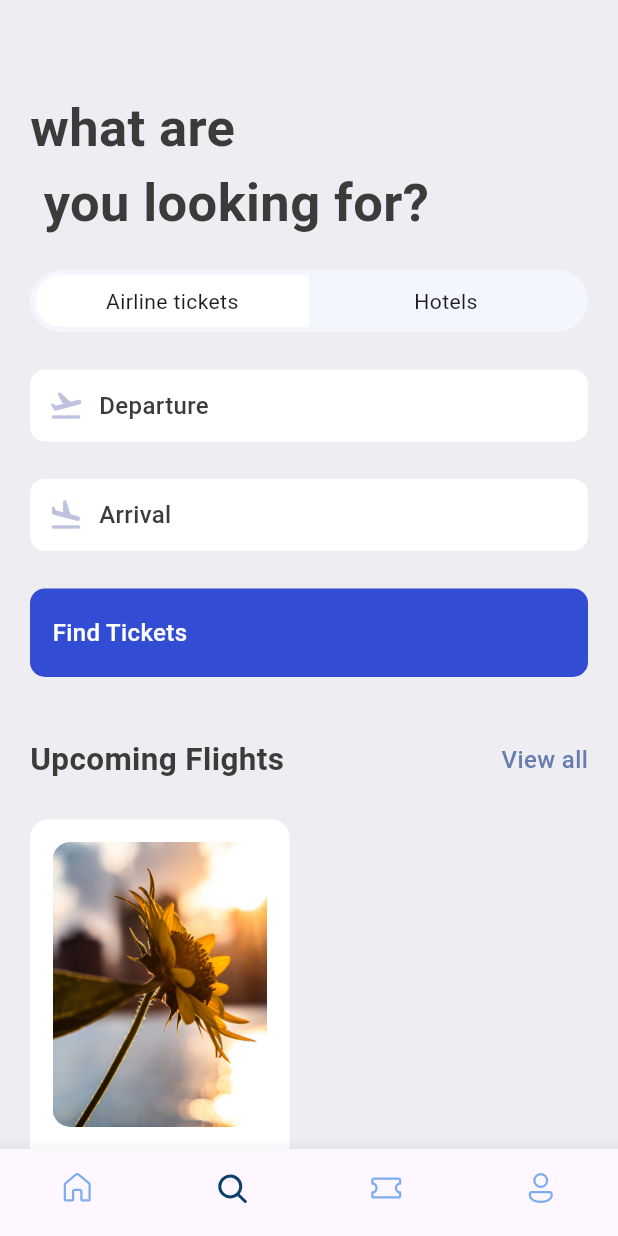
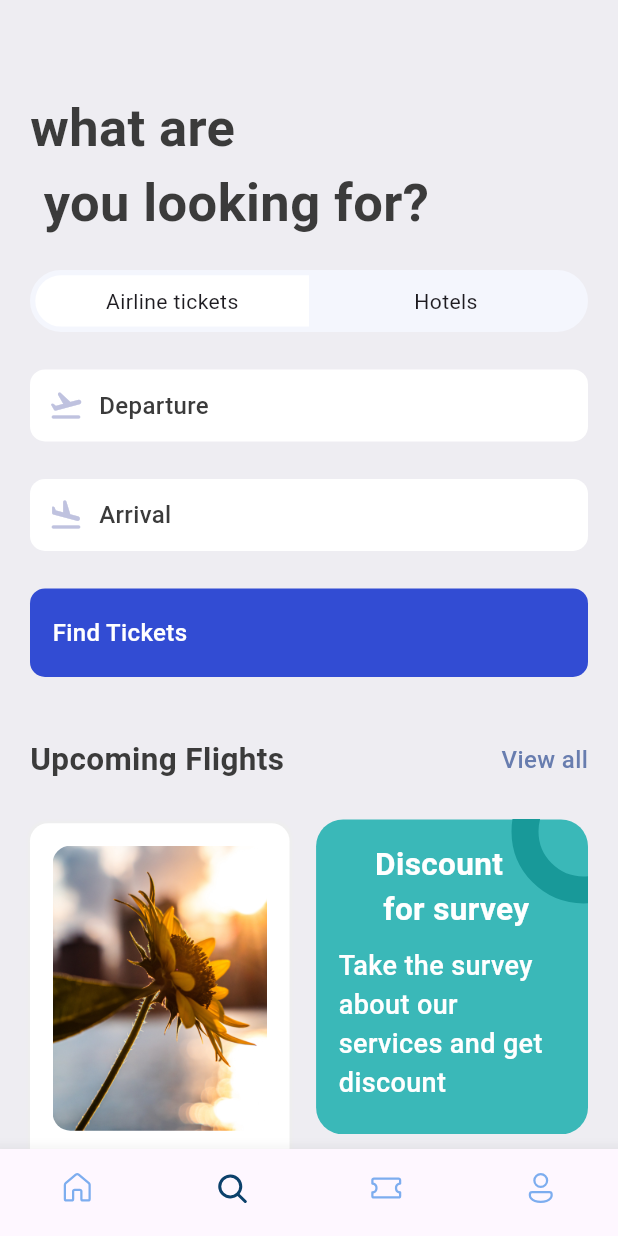
Before and after one commit to ArshaSreenivasan/TicketApp, a Flutter app: the screen it shows after launch, item 2 of the bottom bar chosen, on a phone screen of 412 x 824 dp. Run offline on Flutter 3.47's test engine with Material 3 defaults, Android fonts, the phone set to English and light mode, and no system bars; our stand-ins replace fluentui_icons, gap, get.

Commit message:
tickets page

```diff
--- a/lib/main.dart
+++ b/lib/main.dart
@@ -1,4 +1,5 @@
 import 'package:flutter/material.dart';
+import 'package:get/get.dart';
 import 'package:testing/screens/bottom_bar.dart';
 import 'package:testing/utils/app_styles.dart';
 
@@ -12,7 +13,7 @@ class MyApp extends StatelessWidget {
   // This widget is the root of your application.
   @override
   Widget build(BuildContext context) {
-    return MaterialApp(
+    return GetMaterialApp(
       debugShowCheckedModeBanner: false,
       title: 'Flutter Demo',
       theme: ThemeData(
--- a/lib/screens/bottom_bar.dart
+++ b/lib/screens/bottom_bar.dart
@@ -2,6 +2,7 @@ import 'package:fluentui_icons/fluentui_icons.dart';
 import 'package:flutter/material.dart';
 import 'package:testing/screens/home_screen.dart';
 import 'package:testing/screens/search_screen.dart';
+import 'package:testing/screens/ticket_screen.dart';
 
 class BottomBar extends StatefulWidget {
   const BottomBar({super.key});
@@ -16,7 +17,8 @@ class _BottomBarState extends State<BottomBar> {
     const HomeScreen(),
     const SearchScreen(),
     // const Text('Search'),
-    const Text('Ticket'),
+    // const Text('Ticket'),
+    const TicketScreen(),
     const Text('Profile')
   ];
 
--- a/lib/screens/search_screen.dart
+++ b/lib/screens/search_screen.dart
@@ -1,12 +1,10 @@
-import 'package:flutter/cupertino.dart';
 import 'package:flutter/material.dart';
-import 'package:flutter/rendering.dart';
-import 'package:flutter/widgets.dart';
 import 'package:gap/gap.dart';
 import 'package:testing/utils/app_layout.dart';
 import 'package:testing/utils/app_styles.dart';
 import 'package:testing/widgets/double_text_widget.dart';
 import 'package:testing/widgets/icon_text_widget.dart';
+import 'package:testing/widgets/ticket_tabs.dart';
 
 class SearchScreen extends StatelessWidget {
   const SearchScreen({super.key});
@@ -25,46 +23,7 @@ class SearchScreen extends StatelessWidget {
             style: Styles.headLineStyle.copyWith(fontSize: 35),
           ),
           const Gap(20),
-          FittedBox(
-            child: Container(
-              padding: const EdgeInsets.all(3.5),
-              decoration: BoxDecoration(
-                borderRadius: BorderRadius.circular(50),
-                color: const Color(0xfff4f6fd),
-              ),
-              child: Row(
-                children: [
-                  /*Airline Tickets*/
-                  Container(
-                    width: size.width * .44,
-                    padding: const EdgeInsets.symmetric(vertical: 7),
-                    decoration: const BoxDecoration(
-                      borderRadius:
-                          BorderRadius.horizontal(left: Radius.circular(50)),
-                      color: Colors.white,
-                    ),
-                    child: const Center(
-                      child: Text("Airline tickets"),
-                    ),
-                  ),
-
-                  /*Hotels*/
-                  Container(
-                    width: size.width * .44,
-                    padding: const EdgeInsets.symmetric(vertical: 7),
-                    decoration: const BoxDecoration(
-                      borderRadius:
-                          BorderRadius.horizontal(right: Radius.circular(50)),
-                      color: Colors.transparent,
-                    ),
-                    child: const Center(
-                      child: Text("Hotels"),
-                    ),
-                  ),
-                ],
-              ),
-            ),
-          ),
+          const AppTicketsTabs(firstTab: "Airline tickets",secondTab: "Hotels",),
           const Gap(25),
           const AppIconText(
               icon: Icons.flight_takeoff_rounded, text: 'Departure'),
@@ -93,15 +52,22 @@ class SearchScreen extends StatelessWidget {
               bigText: "Upcoming Flights", smallText: "View all"),
           const Gap(25),
           Row(
+            mainAxisAlignment: MainAxisAlignment.spaceBetween,
             children: [
               Container(
                 width: size.width * .42,
-                height: 400,
-                padding: const EdgeInsets.symmetric(horizontal:15, vertical: 15 ),
-                decoration:  BoxDecoration(
-                  color: Colors.white,
-                  borderRadius: BorderRadius.circular(12),
-                ),
+                height: 430,
+                padding:
+                    const EdgeInsets.symmetric(horizontal: 15, vertical: 15),
+                decoration: BoxDecoration(
+                    color: Colors.white,
+                    borderRadius: BorderRadius.circular(12),
+                    boxShadow: [
+                      BoxShadow(
+                          color: Colors.grey.shade200,
+                          blurRadius: 1,
+                          spreadRadius: 1)
+                    ]),
                 child: Column(
                   children: [
                     Container(
@@ -114,11 +80,100 @@ class SearchScreen extends StatelessWidget {
                         ),
                       ),
                     ),
+                    const Gap(15),
+                    const Text(
+                      "20% discount on the early booking of this flight, Don't miss out the chance",
+                      style: Styles.headLineStyle2,
+                    ),
                   ],
                 ),
+              ),
+              Column(
+                children: [
+                  Stack(
+                    //used to get that circle in the upside of the green table
+                    children: [
+                      Container(
+                        width: size.width * .44,
+                        height: 210,
+                        decoration: BoxDecoration(
+                          color: const Color(0xff3ab8b8),
+                          borderRadius: BorderRadius.circular(18),
+                        ),
+                        padding: const EdgeInsets.symmetric(
+                            vertical: 15, horizontal: 15),
+                        child: Column(
+                          children: [
+                            Text(
+                              "Discount\n for survey",
+                              style: Styles.headLineStyle2.copyWith(
+                                  fontWeight: FontWeight.bold,
+                                  color: Colors.white),
+                            ),
+                            const Gap(10),
+                            Text(
+                              "Take the survey about our services and get discount",
+                              style: Styles.headLineStyle2.copyWith(
+                                  fontWeight: FontWeight.w500,
+                                  color: Colors.white,
+                                  fontSize: 18),
+                            ),
+                          ],
+                        ),
+                      ),
+                      Positioned(
+                        right: -45,
+                        top: -40,
+                        child: Container(
+                          padding: const EdgeInsets.all(30),
+                          decoration: BoxDecoration(
+                            shape: BoxShape.circle,
+                            border:
+                                Border.all(width: 18, color: Color(0xff189999)),
+                            color: Colors.transparent,
+                          ),
+                        ),
+                      ),
+                    ],
+                  ),
+                  const Gap(15),
+                  Container(
+                    width: size.width * .44,
+                    height: 210,
+                    padding: const EdgeInsets.symmetric(
+                        vertical: 15, horizontal: 15),
+                    decoration: BoxDecoration(
+                      borderRadius: BorderRadius.circular(18),
+                      color: const Color(0xffec6545),
+                    ),
+                    child: Column(
+                      children: [
+                        Text(
+                          "Take Love",
+                          style: Styles.headLineStyle2.copyWith(
+                              color: Colors.white, fontWeight: FontWeight.bold),
+                          textAlign: TextAlign.center,
+                        ),
+                        const Gap(5),
+                        RichText(
+                            text: const TextSpan(children: [
+                          TextSpan(
+                              text: '😊',
+                              style: TextStyle(fontSize: 35)),
+                          TextSpan(
+                              text: '😎',
+                              style: TextStyle(fontSize: 48)),
+                          TextSpan(
+                              text: '🤪',
+                              style: TextStyle(fontSize: 35)),
+                        ])),
+                      ],
+                    ),
+                  ),
+                ],
               )
             ],
-          )
+          ),
         ],
       ),
     );
--- a/lib/utils/app_styles.dart
+++ b/lib/utils/app_styles.dart
@@ -10,6 +10,6 @@ class Styles{
   static const TextStyle textStyle = TextStyle(fontSize: 16,color: textColor, fontWeight: FontWeight.w500);
   static const TextStyle headLineStyle = TextStyle(fontSize: 26,color: textColor, fontWeight: FontWeight.bold);
   static const TextStyle headLineStyle2 = TextStyle(fontSize: 21,color: textColor, fontWeight: FontWeight.bold);
-  static const TextStyle headLineStyle3 = TextStyle(fontSize: 17,color: textColor, fontWeight: FontWeight.w500);
+  static const TextStyle headLineStyle3 = TextStyle(fontSize: 17, fontWeight: FontWeight.w500);
   static const TextStyle headLineStyle4 = TextStyle(fontSize: 14,color: Colors.grey, fontWeight: FontWeight.w500);
 }
--- a/lib/widgets/thick_container.dart
+++ b/lib/widgets/thick_container.dart
@@ -1,7 +1,8 @@
 import 'package:flutter/material.dart';
 
 class ThickContainer extends StatelessWidget {
-  const ThickContainer({super.key});
+  final bool? isColor;
+  const ThickContainer({super.key, this.isColor});
 
   @override
   Widget build(BuildContext context) {
@@ -9,7 +10,7 @@ class ThickContainer extends StatelessWidget {
       padding: const EdgeInsets.all(3.0),
       decoration: BoxDecoration(
         borderRadius: BorderRadius.circular(20),
-        border: Border.all(width: 2.5, color: Colors.white),
+        border: Border.all(width: 2.5, color: isColor==null? Colors.white:const Color(0xff8accf7)),
       ),
     );
   }
--- /dev/null
+++ b/lib/widgets/ticket_tabs.dart
@@ -0,0 +1,54 @@
+import 'package:flutter/material.dart';
+import 'package:testing/utils/app_layout.dart';
+
+class AppTicketsTabs extends StatelessWidget {
+  final String firstTab;
+  final String secondTab;
+  const AppTicketsTabs({super.key, required this.firstTab, required this.secondTab});
+
+  @override
+  Widget build(BuildContext context) {
+    final size = AppLayout.getSize(context);
+
+    return FittedBox(
+      child: Container(
+        padding: const EdgeInsets.all(3.5),
+        decoration: BoxDecoration(
+          borderRadius: BorderRadius.circular(50),
+          color: const Color(0xfff4f6fd),
+        ),
+        child: Row(
+          children: [
+            /*Airline Tickets*/
+            Container(
+              width: size.width * .44,
+              padding: const EdgeInsets.symmetric(vertical: 7),
+              decoration: const BoxDecoration(
+                borderRadius:
+                    BorderRadius.horizontal(left: Radius.circular(50)),
+                color: Colors.white,
+              ),
+              child:  Center(
+                child: Text(firstTab),
+              ),
+            ),
+
+            /*Hotels*/
+            Container(
+              width: size.width * .44,
+              padding: const EdgeInsets.symmetric(vertical: 7),
+              decoration: const BoxDecoration(
+                borderRadius:
+                    BorderRadius.horizontal(right: Radius.circular(50)),
+                color: Colors.transparent,
+              ),
+              child:  Center(
+                child: Text(secondTab),
+              ),
+            ),
+          ],
+        ),
+      ),
+    );
+  }
+}
```
Also changed, not shown: lib/screens/ticket_screen.dart (added, +82 -0 lines), lib/screens/ticket_view.dart (+154 -110 lines), lib/widgets/column_layout.dart (added, +38 -0 lines), lib/widgets/layout_builder_widget.dart (added, +36 -0 lines).
